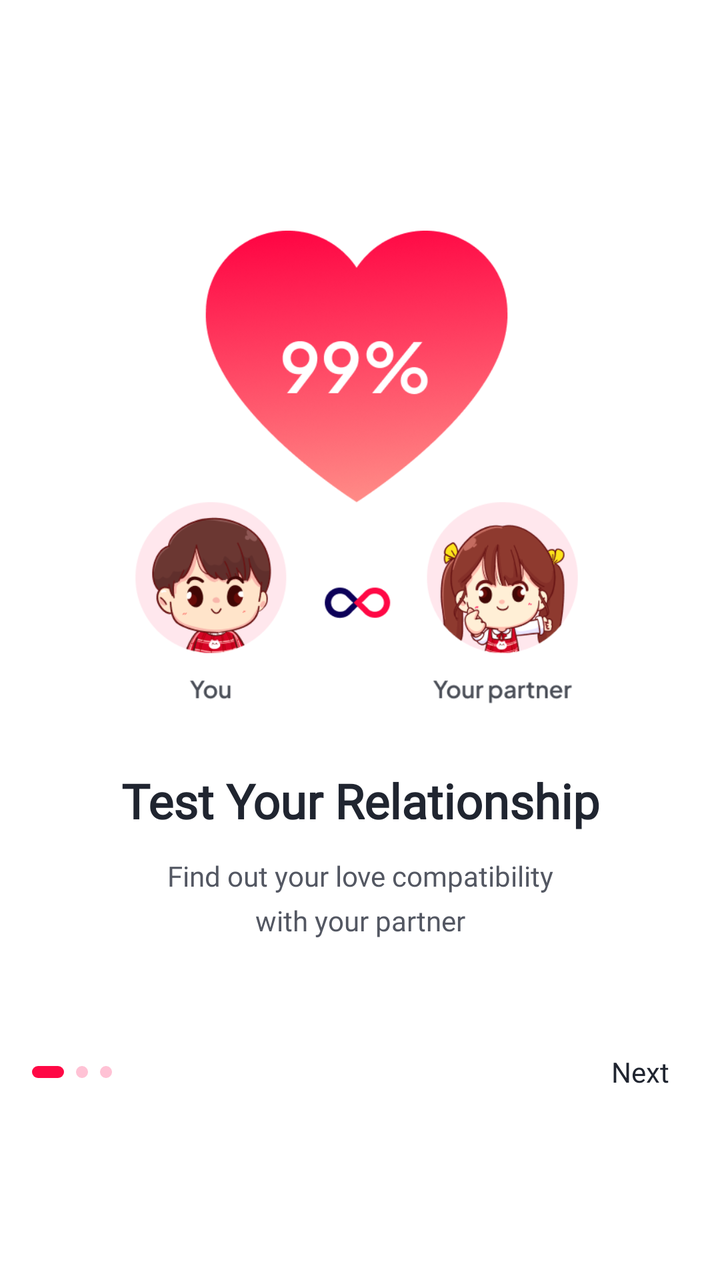
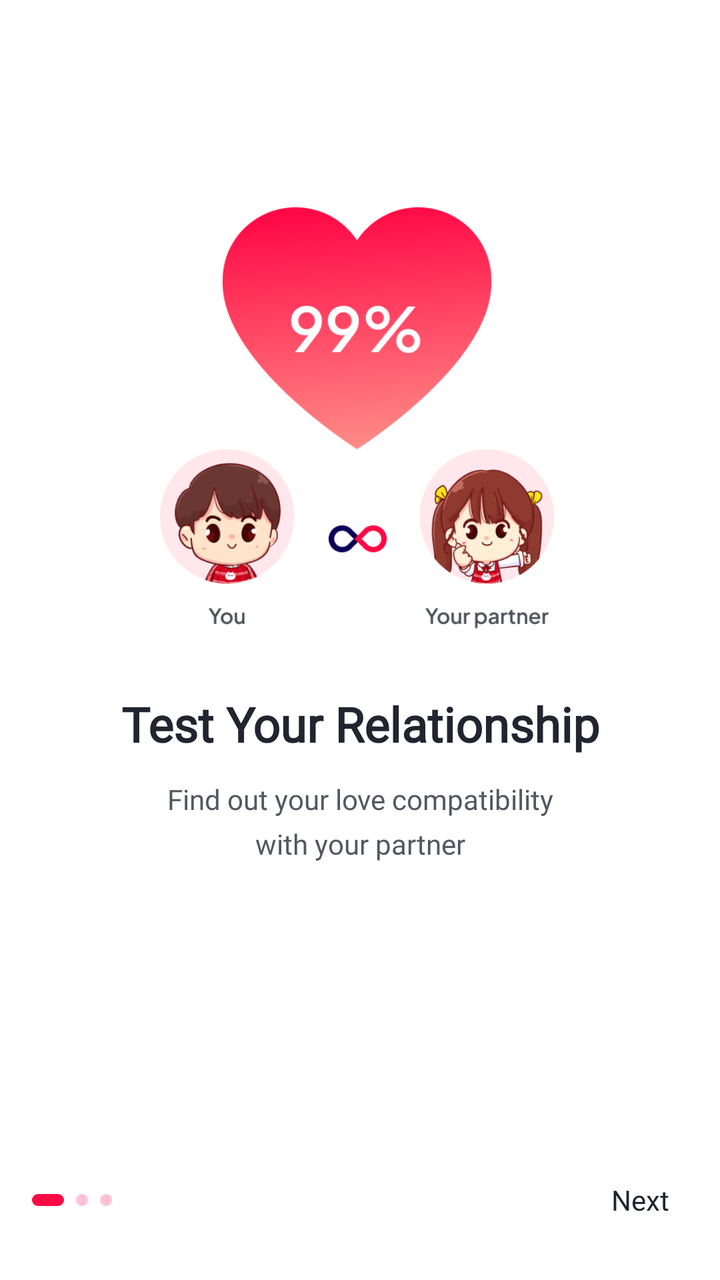

Compare the two renders of this Android layout. The source of the first and the diff that turns it into the second are given below.
<!-- AndroidManifest.xml: application theme Theme.Lovetest -->
<!-- res/layout/item_on_boarding.xml -->
<?xml version="1.0" encoding="utf-8"?>
<androidx.constraintlayout.widget.ConstraintLayout xmlns:android="http://schemas.android.com/apk/res/android"
    xmlns:app="http://schemas.android.com/apk/res-auto"
    xmlns:tools="http://schemas.android.com/tools"
    android:id="@+id/clOnboarding"
    android:layout_width="match_parent"
    android:layout_height="match_parent"
    android:background="@drawable/splash_background">

    <androidx.constraintlayout.widget.Guideline
        android:id="@+id/imageTopGuide"
        android:layout_width="wrap_content"
        android:layout_height="wrap_content"
        android:orientation="horizontal"
        app:layout_constraintGuide_percent="0.18" />

    <androidx.constraintlayout.widget.Guideline
        android:id="@+id/titleGuide"
        android:layout_width="wrap_content"
        android:layout_height="wrap_content"
        android:orientation="horizontal"
        app:layout_constraintGuide_percent="0.60" />

    <androidx.constraintlayout.widget.Guideline
        android:id="@+id/footerGuide"
        android:layout_width="wrap_content"
        android:layout_height="wrap_content"
        android:orientation="horizontal"
        app:layout_constraintGuide_percent="0.80" />

    <ImageView
        android:id="@+id/imgBoarding"
        android:layout_width="0dp"
        android:layout_height="0dp"
        android:layout_marginHorizontal="24dp"
        android:layout_marginBottom="24dp"
        android:importantForAccessibility="no"
        android:scaleType="fitCenter"
        android:src="@drawable/onboarding1"
        app:layout_constraintTop_toTopOf="@id/imageTopGuide"
        app:layout_constraintBottom_toTopOf="@id/titleGuide"
        app:layout_constraintStart_toStartOf="parent"
        app:layout_constraintEnd_toEndOf="parent" />

    <TextView
        android:id="@+id/tvTitle"
        android:layout_width="0dp"
        android:layout_height="wrap_content"
        android:layout_marginHorizontal="24dp"
        android:fontFamily="@font/plusjakartasans_regular"
        android:gravity="center"
        android:text="@string/onboarding_relationship_title"
        android:textColor="@color/splash_title"
        android:textSize="24sp"
        android:textStyle="bold"
        app:layout_constraintTop_toTopOf="@id/titleGuide"
        app:layout_constraintStart_toStartOf="parent"
        app:layout_constraintEnd_toEndOf="parent" />

    <TextView
        android:id="@+id/tvDescription"
        android:layout_width="0dp"
        android:layout_height="wrap_content"
        android:layout_marginHorizontal="32dp"
        android:layout_marginTop="12dp"
        android:fontFamily="@font/plusjakartasans_regular"
        android:gravity="center"
        android:lineSpacingExtra="6dp"
        android:text="@string/onboarding_relationship_description"
        android:textColor="@color/splash_notice"
        android:textSize="14sp"
        app:layout_constraintTop_toBottomOf="@id/tvTitle"
        app:layout_constraintStart_toStartOf="parent"
        app:layout_constraintEnd_toEndOf="parent" />

    <LinearLayout
        android:id="@+id/onboardingDots"
        android:layout_width="wrap_content"
        android:layout_height="wrap_content"
        android:layout_marginStart="16dp"
        android:gravity="center_vertical"
        android:importantForAccessibility="noHideDescendants"
        android:orientation="horizontal"
        app:layout_constraintTop_toTopOf="@id/btnNext"
        app:layout_constraintBottom_toBottomOf="@id/btnNext"
        app:layout_constraintStart_toStartOf="parent">

        <View
            android:id="@+id/dot1"
            android:layout_width="@dimen/onboarding_dot_selected_width"
            android:layout_height="@dimen/onboarding_dot_size"
            android:background="@drawable/onboarding_dot_selected" />

        <View
            android:id="@+id/dot2"
            android:layout_width="@dimen/onboarding_dot_size"
            android:layout_height="@dimen/onboarding_dot_size"
            android:layout_marginStart="@dimen/onboarding_dot_spacing"
            android:background="@drawable/dot_normal" />

        <View
            android:id="@+id/dot3"
            android:layout_width="@dimen/onboarding_dot_size"
            android:layout_height="@dimen/onboarding_dot_size"
            android:layout_marginStart="@dimen/onboarding_dot_spacing"
            android:background="@drawable/dot_normal" />
    </LinearLayout>

    <TextView
        android:id="@+id/btnNext"
        android:layout_width="wrap_content"
        android:layout_height="48dp"
        android:minWidth="48dp"
        android:layout_marginEnd="16dp"
        android:background="?attr/selectableItemBackgroundBorderless"
        android:clickable="true"
        android:focusable="true"
        android:fontFamily="@font/plusjakartasans_regular"
        android:gravity="center"
        android:paddingHorizontal="4dp"
        android:text="@string/onboarding_next"
        android:textColor="@color/splash_title"
        android:textSize="14sp"
        app:layout_constraintTop_toTopOf="@id/footerGuide"
        app:layout_constraintEnd_toEndOf="parent" />

</androidx.constraintlayout.widget.ConstraintLayout>
<!-- resources referenced by this layout -->
<resources>
  <color name="splash_notice">#535762</color>
  <color name="splash_title">#202530</color>
  <dimen name="onboarding_dot_selected_width">16dp</dimen>
  <dimen name="onboarding_dot_size">6dp</dimen>
  <dimen name="onboarding_dot_spacing">6dp</dimen>
  <!-- drawable dot_normal (drawable) -->
  <?xml version="1.0" encoding="utf-8"?>
  <shape xmlns:android="http://schemas.android.com/apk/res/android"
      android:shape="oval">
      <solid android:color="#FFC2D5" />
  </shape>
  <!-- drawable onboarding1: png bitmap (drawable, 119740 bytes) -->
  <!-- drawable onboarding_dot_selected (drawable) -->
  <?xml version="1.0" encoding="utf-8"?>
  <shape xmlns:android="http://schemas.android.com/apk/res/android" android:shape="rectangle">
      <corners android:radius="3dp" />
      <solid android:color="@color/splash_accent" />
  </shape>
  <!-- drawable splash_background (drawable) -->
  <?xml version="1.0" encoding="utf-8"?>
  <shape xmlns:android="http://schemas.android.com/apk/res/android">
      <gradient android:angle="270" android:startColor="#FFFFFF" android:endColor="#FFFFFF" />
  </shape>
  <string name="onboarding_next">Next</string>
  <string name="onboarding_relationship_description">Find out your love compatibility\nwith your partner</string>
  <string name="onboarding_relationship_title">Test Your Relationship</string>
  <style name="Theme.Lovetest" parent="android:Theme.Material.Light.NoActionBar" />
  <color name="splash_accent">#FF0845</color>
</resources>

<!-- the commit's change to res/layout/item_on_boarding.xml (unified diff, before → after) -->
@@ -6,6 +6,21 @@
     android:layout_width="match_parent"
     android:layout_height="match_parent"
     android:background="@drawable/splash_background">
+
+    <androidx.core.widget.NestedScrollView
+        android:layout_width="0dp"
+        android:layout_height="0dp"
+        android:fillViewport="true"
+        app:layout_constraintTop_toTopOf="parent"
+        app:layout_constraintBottom_toTopOf="@id/frAdsNative"
+        app:layout_constraintStart_toStartOf="parent"
+        app:layout_constraintEnd_toEndOf="parent">
+
+    <androidx.constraintlayout.widget.ConstraintLayout
+        android:id="@+id/onboardingContent"
+        android:layout_width="match_parent"
+        android:layout_height="wrap_content"
+        android:minHeight="360dp">
 
     <androidx.constraintlayout.widget.Guideline
         android:id="@+id/imageTopGuide"
@@ -73,6 +88,19 @@
         app:layout_constraintStart_toStartOf="parent"
         app:layout_constraintEnd_toEndOf="parent" />
 
+    </androidx.constraintlayout.widget.ConstraintLayout>
+    </androidx.core.widget.NestedScrollView>
+
+    <FrameLayout
+        android:id="@+id/frAdsNative"
+        android:layout_width="0dp"
+        android:layout_height="wrap_content"
+        android:layout_marginBottom="12dp"
+        android:visibility="gone"
+        app:layout_constraintBottom_toTopOf="@id/btnNext"
+        app:layout_constraintStart_toStartOf="parent"
+        app:layout_constraintEnd_toEndOf="parent" />
+
     <LinearLayout
         android:id="@+id/onboardingDots"
         android:layout_width="wrap_content"
@@ -121,7 +149,8 @@
         android:text="@string/onboarding_next"
         android:textColor="@color/splash_title"
         android:textSize="14sp"
-        app:layout_constraintTop_toTopOf="@id/footerGuide"
+        android:layout_marginBottom="16dp"
+        app:layout_constraintBottom_toBottomOf="parent"
         app:layout_constraintEnd_toEndOf="parent" />
 
 </androidx.constraintlayout.widget.ConstraintLayout>
